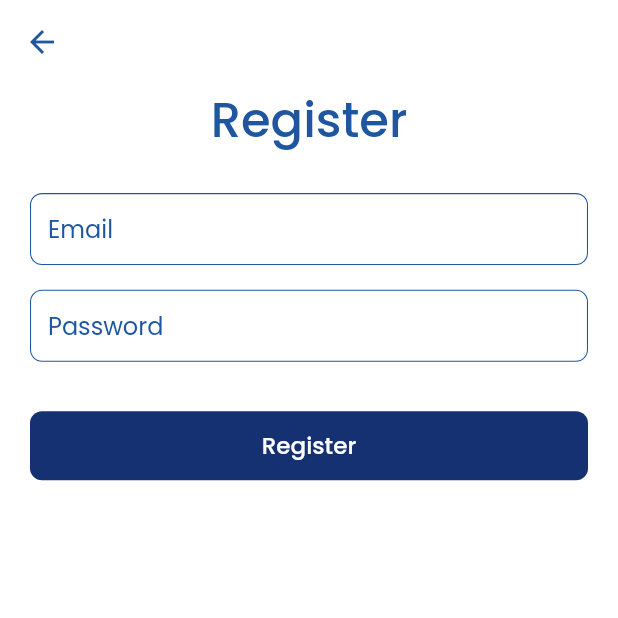
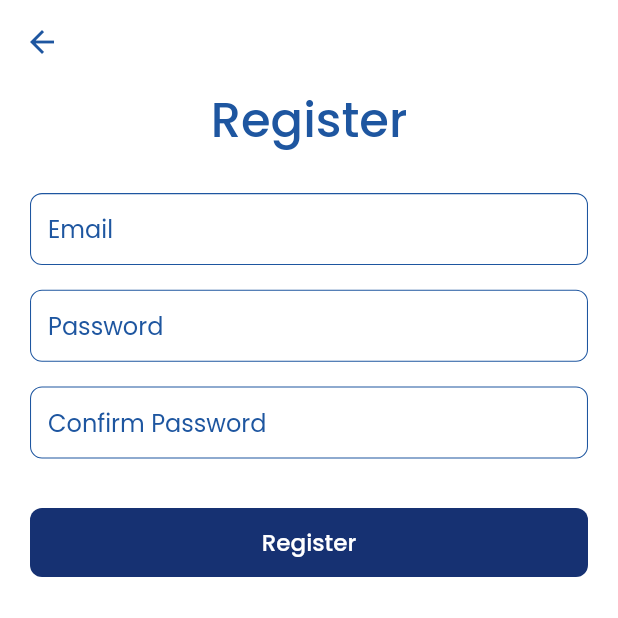
Before and after one commit to renankanu/app_todo, a Flutter app: the screen it shows after launch, after a tap on "Register", on a phone screen of 412 x 824 dp, the top half of it. Run offline on Flutter 3.47's test engine with Material 2 defaults, Android fonts, the phone set to English and light mode, and no system bars; our stand-ins replace cloud_firestore, firebase_auth, firebase_core, flutter_svg; accounts and stored records are empty; network calls fail.

Commit message:
Refactor - text field password

```diff
--- a/lib/app/screens/login/login_screen.dart
+++ b/lib/app/screens/login/login_screen.dart
@@ -60,6 +60,7 @@ class _LoginScreenState extends State<LoginScreen> {
                   SizedBox(height: SizeConfig.screenHeight * 0.02),
                   RoundedPasswordField(
                     key: const ValueKey("password"),
+                    hintText: "Password",
                     controller: _passwordController,
                   ),
                   SizedBox(height: SizeConfig.screenHeight * 0.02),
--- a/lib/app/screens/register/register_screen.dart
+++ b/lib/app/screens/register/register_screen.dart
@@ -18,6 +18,8 @@ class RegisterScreen extends StatefulWidget {
 class _RegisterScreenState extends State<RegisterScreen> {
   final TextEditingController _emailController = TextEditingController();
   final TextEditingController _passwordController = TextEditingController();
+  final TextEditingController _confirmPasswordController =
+      TextEditingController();
   final FirebaseAuth _auth = FirebaseAuth.instance;
   @override
   Widget build(BuildContext context) {
@@ -57,7 +59,13 @@ class _RegisterScreenState extends State<RegisterScreen> {
                           ),
                           SizedBox(height: SizeConfig.screenHeight * 0.02),
                           RoundedPasswordField(
+                            hintText: "Password",
                             controller: _passwordController,
+                          ),
+                          SizedBox(height: SizeConfig.screenHeight * 0.02),
+                          RoundedPasswordField(
+                            hintText: "Confirm Password",
+                            controller: _confirmPasswordController,
                           ),
                           SizedBox(height: SizeConfig.screenHeight * 0.04),
                           RoundedButton(
--- a/lib/app/widgets/rounded_password_field.dart
+++ b/lib/app/widgets/rounded_password_field.dart
@@ -1,10 +1,12 @@
 import 'package:flutter/material.dart';
 
 class RoundedPasswordField extends StatelessWidget {
+  final String hintText;
   final TextEditingController controller;
   const RoundedPasswordField({
     Key key,
     this.controller,
+    this.hintText,
   }) : super(key: key);
 
   @override
@@ -12,8 +14,8 @@ class RoundedPasswordField extends StatelessWidget {
     return TextFormField(
       obscureText: true,
       controller: controller,
-      decoration: const InputDecoration(
-        hintText: "Password",
+      decoration: InputDecoration(
+        hintText: hintText,
       ),
     );
   }
```
